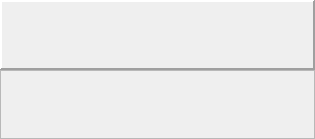
This is ui/item.ui in iceanimations/createShots as Qt 5 draws it before an edit. The edited form follows.
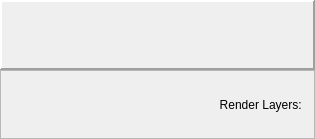
This is the edited form.

Commit message: renderLayers feature added and filePath implemented properly

Diff of the .ui file:
```diff
--- a/ui/item.ui
+++ b/ui/item.ui
@@ -111,7 +111,35 @@
      <property name="frameShape">
       <enum>QFrame::StyledPanel</enum>
      </property>
-     <layout class="QVBoxLayout" name="itemLayout"/>
+     <layout class="QVBoxLayout" name="itemLayout">
+      <item>
+       <layout class="QHBoxLayout" name="renderLayerLayout">
+        <item>
+         <spacer name="horizontalSpacer">
+          <property name="orientation">
+           <enum>Qt::Horizontal</enum>
+          </property>
+          <property name="sizeHint" stdset="0">
+           <size>
+            <width>40</width>
+            <height>20</height>
+           </size>
+          </property>
+         </spacer>
+        </item>
+        <item>
+         <widget class="QLabel" name="label">
+          <property name="text">
+           <string>Render Layers: </string>
+          </property>
+          <property name="alignment">
+           <set>Qt::AlignRight|Qt::AlignTrailing|Qt::AlignVCenter</set>
+          </property>
+         </widget>
+        </item>
+       </layout>
+      </item>
+     </layout>
     </widget>
    </item>
   </layout>
```
The commit also changes 7 other files.
